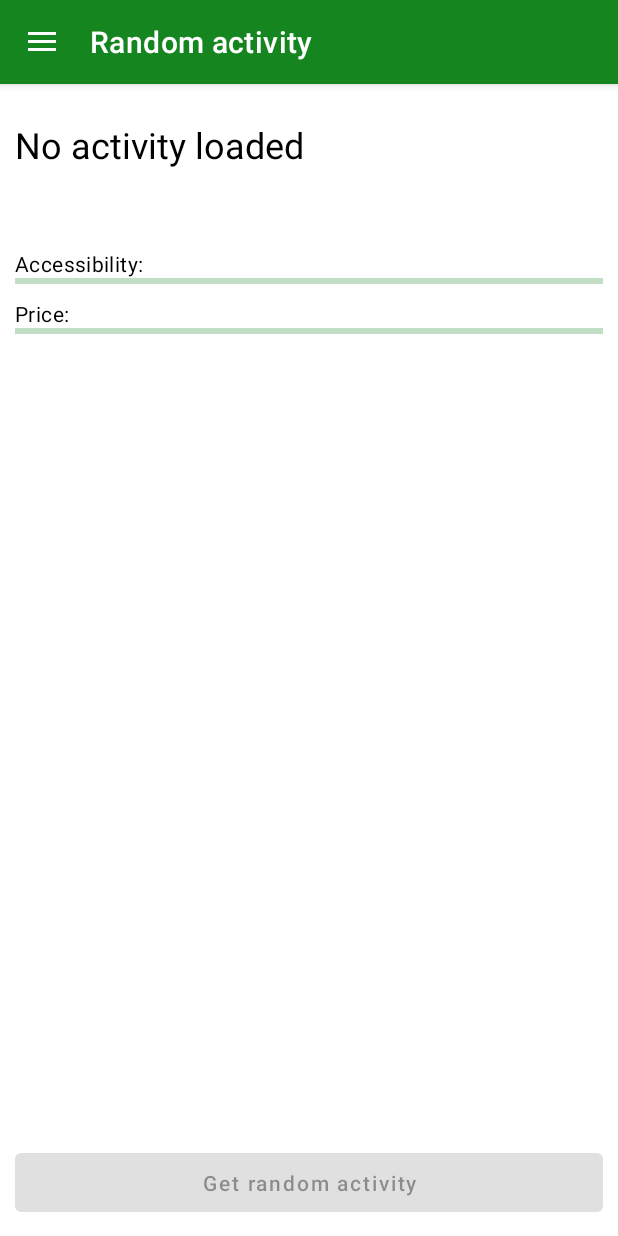
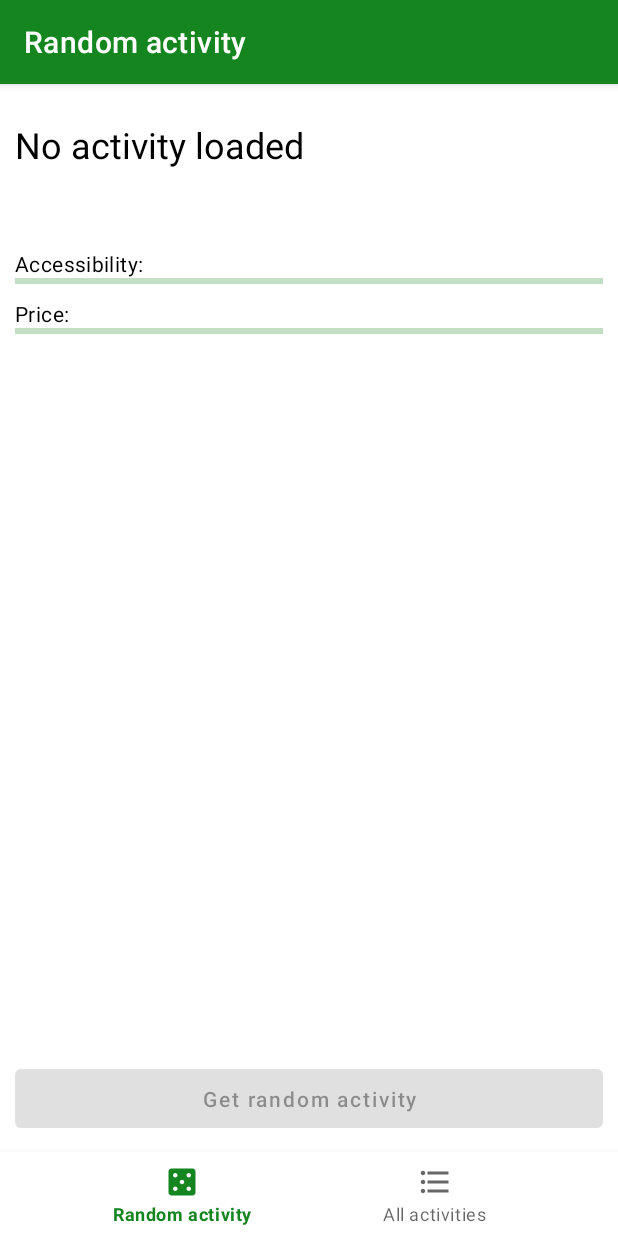
Before and after one commit to JohnyDaDeveloper/Adastra.ONETask, an Android app: the screen it shows after launch (MainActivity), on a phone screen of 412 x 824 dp. Run offline under Robolectric (Android 15) with nearby library versions, the phone set to English and light mode, and no system bars; our stand-ins replace Room's generated code, navigation-ui; 2 statements that could not run were skipped.

Commit message:
Navigatio drawer replaced with bottom navigation

```diff
--- /dev/null
+++ b/app/src/main/java/cz/johnyapps/adastraone_task/activities/BottomNavigationActivity.java
@@ -0,0 +1,73 @@
+package cz.johnyapps.adastraone_task.activities;
+
+import android.os.Bundle;
+import android.view.LayoutInflater;
+
+import androidx.annotation.NonNull;
+import androidx.annotation.Nullable;
+import androidx.appcompat.widget.Toolbar;
+import androidx.navigation.NavController;
+import androidx.navigation.Navigation;
+import androidx.navigation.ui.AppBarConfiguration;
+import androidx.navigation.ui.NavigationUI;
+
+import cz.johnyapps.adastraone_task.R;
+import cz.johnyapps.adastraone_task.databinding.ActivityMainBinding;
+
+public abstract class BottomNavigationActivity extends BaseActivity {
+    @Nullable
+    private ActivityMainBinding binding;
+    @Nullable
+    private AppBarConfiguration appBarConfiguration;
+    @Nullable
+    private NavController navController;
+
+    @Override
+    protected void onCreate(Bundle savedInstanceState) {
+        super.onCreate(savedInstanceState);
+        binding = ActivityMainBinding.inflate(LayoutInflater.from(this));
+
+        setContentView(binding.getRoot());
+        setupToolbar();
+
+        NavigationUI.setupActionBarWithNavController(this, getNavController(), getAppBarConfiguration());
+        NavigationUI.setupWithNavController(binding.bottomNavigation, getNavController());
+    }
+
+    private void setupToolbar() {
+        Toolbar toolbar = findViewById(R.id.toolbar);
+        NavigationUI.setupWithNavController(toolbar, getNavController(), getAppBarConfiguration());
+        setSupportActionBar(toolbar);
+    }
+
+    public abstract int[] getFragmentIds();
+
+    @NonNull
+    private AppBarConfiguration getAppBarConfiguration() {
+        if (appBarConfiguration == null) {
+            appBarConfiguration = new AppBarConfiguration.Builder(getFragmentIds()).build();
+        }
+
+        return appBarConfiguration;
+    }
+
+    @NonNull
+    private NavController getNavController() {
+        if (navController == null) {
+            navController = Navigation.findNavController(this, R.id.nav_host_fragment_activity_main);
+        }
+
+        return navController;
+    }
+
+    @Override
+    protected void onDestroy() {
+        super.onDestroy();
+        binding = null;
+    }
+
+    @Nullable
+    public ActivityMainBinding getBinding() {
+        return binding;
+    }
+}
--- a/app/src/main/java/cz/johnyapps/adastraone_task/activities/MainActivity.java
+++ b/app/src/main/java/cz/johnyapps/adastraone_task/activities/MainActivity.java
@@ -1,18 +1,10 @@
 package cz.johnyapps.adastraone_task.activities;
-
-import android.os.Bundle;
 
 import cz.johnyapps.adastraone_task.R;
 
-public class MainActivity extends NavigationActivity {
-
+public class MainActivity extends BottomNavigationActivity {
     @Override
-    protected void onCreate(Bundle savedInstanceState) {
-        super.onCreate(savedInstanceState);
-    }
-
-    @Override
-    protected int getLayoutId() {
-        return R.layout.activity_main;
+    public int[] getFragmentIds() {
+        return new int[]{R.id.randomActivityFragment, R.id.allActivitiesFragment};
     }
 }
--- a/app/src/main/java/cz/johnyapps/adastraone_task/activities/NavigationActivity.java
+++ /dev/null
@@ -1,124 +0,0 @@
-package cz.johnyapps.adastraone_task.activities;
-
-import android.graphics.drawable.Drawable;
-import android.os.Bundle;
-import android.view.MenuItem;
-
-import androidx.annotation.DrawableRes;
-import androidx.annotation.LayoutRes;
-import androidx.annotation.NonNull;
-import androidx.annotation.Nullable;
-import androidx.appcompat.widget.Toolbar;
-import androidx.core.content.ContextCompat;
-import androidx.drawerlayout.widget.DrawerLayout;
-import androidx.fragment.app.Fragment;
-import androidx.navigation.NavController;
-import androidx.navigation.Navigation;
-import androidx.navigation.ui.AppBarConfiguration;
-import androidx.navigation.ui.NavigationUI;
-
-import com.google.android.material.navigation.NavigationView;
-
-import cz.johnyapps.adastraone_task.R;
-
-@SuppressWarnings({"unused", "RedundantSuppression"})
-public abstract class NavigationActivity extends BaseActivity {
-    private NavigationView navigationView;
-    @Nullable
-    private NavController.OnDestinationChangedListener onDestinationChangedListener;
-    private int optionsMenuIconId = -1;
-
-    @Override
-    protected void onCreate(@Nullable Bundle savedInstanceState) {
-        super.onCreate(savedInstanceState);
-        setContentView(getLayoutId());
-
-        setupToolbar();
-        setupNavigation();
-    }
-
-    @Override
-    public boolean onOptionsItemSelected(@NonNull MenuItem item) {
-        return NavigationUI.onNavDestinationSelected(item, getNavController()) || super.onOptionsItemSelected(item);
-    }
-
-    @Override
-    public boolean onSupportNavigateUp() {
-        return NavigationUI.navigateUp(getNavController(), getAppBarConfiguration()) || super.onSupportNavigateUp();
-    }
-
-    @Override
-    public void onBackPressed() {
-        if (getDrawerLayout().isOpen()) {
-            getDrawerLayout().close();
-        } else {
-            super.onBackPressed();
-        }
-    }
-
-    @LayoutRes
-    protected abstract int getLayoutId();
-
-    public void setOptionsMenuIconId(@DrawableRes int optionsMenuIconId) {
-        this.optionsMenuIconId = optionsMenuIconId;
-    }
-
-    public NavController getNavController() {
-        return Navigation.findNavController(this, R.id.nav_host_fragment);
-    }
-
-    private AppBarConfiguration getAppBarConfiguration() {
-        return new AppBarConfiguration.Builder(getNavController().getGraph())
-                .setOpenableLayout(getDrawerLayout())
-                .build();
-    }
-
-    public DrawerLayout getDrawerLayout() {
-        return findViewById(R.id.main_drawer);
-    }
-
-    private void setupNavigation() {
-        navigationView = findViewById(R.id.nav_view);
-        NavController navController = getNavController();
-
-        if (onDestinationChangedListener != null) {
-            navController.addOnDestinationChangedListener(onDestinationChangedListener);
-        }
-
-        NavigationUI.setupWithNavController(navigationView, navController);
-    }
-
-    private void setupToolbar() {
-        Toolbar toolbar = findViewById(R.id.toolbar);
-
-        if (optionsMenuIconId > 0) {
-            Drawable drawable = ContextCompat.getDrawable(this, optionsMenuIconId);
-            toolbar.setOverflowIcon(drawable);
-        }
-
-        NavigationUI.setupWithNavController(toolbar, getNavController(), getAppBarConfiguration());
-        setSupportActionBar(toolbar);
-    }
-
-    public NavigationView getNavigationView() {
-        return navigationView;
-    }
-
-    public void setOnDestinationChangedListener(@Nullable NavController.OnDestinationChangedListener onDestinationChangedListener) {
-        NavController navController = getNavController();
-
-        if (onDestinationChangedListener != null) {
-            navController.addOnDestinationChangedListener(onDestinationChangedListener);
-        } else if (this.onDestinationChangedListener != null) {
-            navController.removeOnDestinationChangedListener(this.onDestinationChangedListener);
-        }
-
-        this.onDestinationChangedListener = onDestinationChangedListener;
-    }
-
-    @Nullable
-    public Fragment getCurrentFragment() {
-        Fragment navHostFragment = getSupportFragmentManager().findFragmentById(R.id.nav_host_fragment);
-        return navHostFragment == null ? null : navHostFragment.getChildFragmentManager().getFragments().get(0);
-    }
-}
--- a/app/src/main/java/cz/johnyapps/adastraone_task/fragments/AllActivitiesFragment.java
+++ b/app/src/main/java/cz/johnyapps/adastraone_task/fragments/AllActivitiesFragment.java
@@ -46,6 +46,7 @@ public class AllActivitiesFragment extends Fragment {
     public void onDestroy() {
         super.onDestroy();
         adapter = null;
+        binding = null;
     }
 
     private void setupActivitiesRecycler(@NonNull FragmentAllActivitiesBinding binding) {
--- a/app/src/main/res/layout/activity_main.xml
+++ b/app/src/main/res/layout/activity_main.xml
@@ -1,5 +1,5 @@
 <?xml version="1.0" encoding="utf-8"?>
-<androidx.drawerlayout.widget.DrawerLayout xmlns:android="http://schemas.android.com/apk/res/android"
+<RelativeLayout xmlns:android="http://schemas.android.com/apk/res/android"
     xmlns:tools="http://schemas.android.com/tools"
     android:layout_width="match_parent"
     android:layout_height="match_parent"
@@ -7,15 +7,31 @@
     android:id="@+id/main_drawer"
     tools:context=".activities.MainActivity">
 
-    <include
-        layout="@layout/content_main" />
+    <androidx.appcompat.widget.Toolbar
+        android:id="@+id/toolbar"
+        android:layout_width="match_parent"
+        android:layout_height="?attr/actionBarSize"
+        app:title="@string/app_name"
+        android:elevation="4dp"
+        app:titleTextColor="?colorOnToolbar"
+        app:contentInsetStartWithNavigation="0dp"
+        app:subtitleTextColor="?colorOnToolbar"
+        android:background="?colorToolbar" />
 
-    <com.google.android.material.navigation.NavigationView
-        android:id="@+id/nav_view"
-        android:layout_width="wrap_content"
+    <fragment
+        android:id="@+id/nav_host_fragment_activity_main"
+        android:name="androidx.navigation.fragment.NavHostFragment"
+        android:layout_width="match_parent"
         android:layout_height="match_parent"
-        android:layout_gravity="start"
-        android:fitsSystemWindows="true"
-        app:headerLayout="@layout/nav_menu_header"
+        android:layout_below="@id/toolbar"
+        android:layout_above="@id/bottom_navigation"
+        app:defaultNavHost="true"
+        app:navGraph="@navigation/nav_graph" />
+
+    <com.google.android.material.bottomnavigation.BottomNavigationView
+        android:id="@+id/bottom_navigation"
+        android:layout_width="match_parent"
+        android:layout_height="wrap_content"
+        android:layout_alignParentBottom="true"
         app:menu="@menu/nav_menu" />
-</androidx.drawerlayout.widget.DrawerLayout>
+</RelativeLayout>
--- a/app/src/main/res/layout/content_main.xml
+++ /dev/null
@@ -1,26 +0,0 @@
-<?xml version="1.0" encoding="utf-8"?>
-<RelativeLayout xmlns:android="http://schemas.android.com/apk/res/android"
-    android:layout_width="match_parent"
-    android:layout_height="match_parent"
-    xmlns:app="http://schemas.android.com/apk/res-auto">
-
-    <androidx.appcompat.widget.Toolbar
-        android:id="@+id/toolbar"
-        android:layout_width="match_parent"
-        android:layout_height="?attr/actionBarSize"
-        app:title="@string/app_name"
-        android:elevation="4dp"
-        app:titleTextColor="?colorOnToolbar"
-        app:contentInsetStartWithNavigation="0dp"
-        app:subtitleTextColor="?colorOnToolbar"
-        android:background="?colorToolbar" />
-
-    <fragment
-        android:name="androidx.navigation.fragment.NavHostFragment"
-        android:id="@+id/nav_host_fragment"
-        android:layout_width="match_parent"
-        android:layout_height="match_parent"
-        app:defaultNavHost="true"
-        android:layout_below="@id/toolbar"
-        app:navGraph="@navigation/nav_graph" />
-</RelativeLayout>
```
